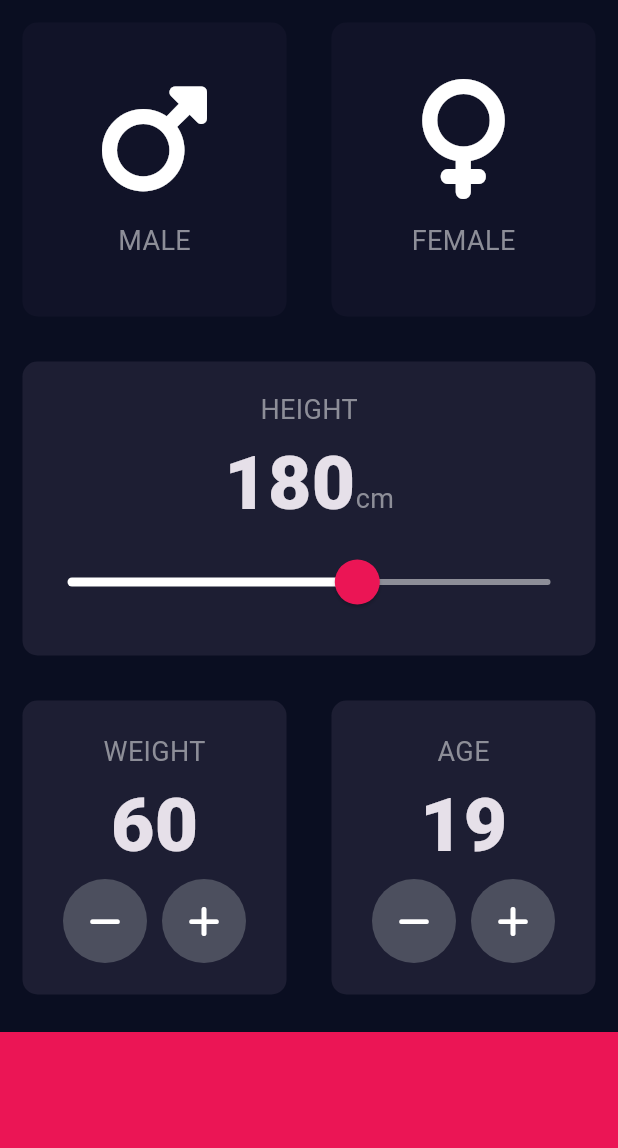
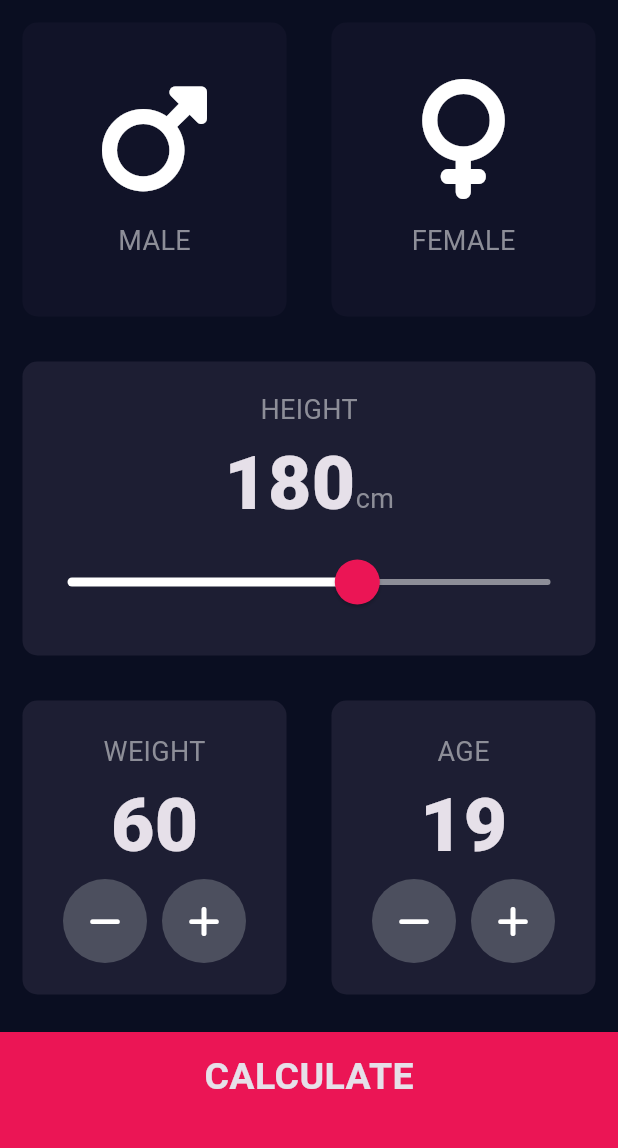
Before and after one commit to Adejames333429/bmi_calculator, a Flutter app: the screen it shows after launch, on a phone screen of 412 x 824 dp, the part 84-1232 px from its top. Run offline on Flutter 3.47's test engine with Material 3 defaults, Android fonts, the phone set to English and light mode, and no system bars; our stand-ins replace font_awesome_flutter.

```diff
--- /dev/null
+++ b/lib/componenets/bottom_button.dart
@@ -0,0 +1,30 @@
+import 'package:flutter/material.dart';
+import 'package:bmi_calculator/constants.dart';
+
+
+
+class BottomButton extends StatelessWidget {
+  BottomButton({required this.onTap, required this.buttonTitle});
+  final VoidCallback onTap;
+  final String buttonTitle;
+
+  @override
+  Widget build(BuildContext context) {
+    return GestureDetector(
+      onTap: onTap,
+      child: Container(
+        child: Center(
+          child: Text(
+            buttonTitle,
+            style: kLargeButtonTextStyle,
+          ),
+        ),
+        color: kBottomContainerColor,
+        margin: EdgeInsets.only(top: 10.0),
+        padding: EdgeInsets.only(bottom: 20.0),
+        width: double.infinity,
+        height: kBottomContainerHeight,
+      ),
+    );
+  }
+}
--- a/lib/icon_content.dart
+++ b/lib/componenets/icon_content.dart
@@ -1,5 +1,5 @@
 import 'package:flutter/material.dart';
-import 'constants.dart';
+import '../constants.dart';
 
 class IconContent extends StatelessWidget {
   final IconData icon;
--- /dev/null
+++ b/lib/componenets/round_icon_button.dart
@@ -0,0 +1,23 @@
+import 'package:flutter/material.dart';
+
+class RoundIconButton extends StatelessWidget {
+  RoundIconButton({required this.icon, required this.onPressed});
+
+  final IconData icon;
+  final VoidCallback onPressed;
+
+  @override
+  Widget build(BuildContext context) {
+    return RawMaterialButton(
+      child: Icon(icon),
+      onPressed: onPressed,
+      elevation: 0.0,
+      shape: CircleBorder(),
+      fillColor: Color(0xFF4C4F5E),
+      constraints: BoxConstraints.tightFor(
+        width: 56.0,
+        height: 56.0,
+      ),
+    );
+  }
+}
--- a/lib/main.dart
+++ b/lib/main.dart
@@ -1,5 +1,5 @@
 import 'package:flutter/material.dart';
-import 'input_page.dart';
+import 'screens/input_page.dart';
 
 void main() {
   runApp(BMICalculator());
--- a/lib/input_page.dart
+++ b/lib/screens/input_page.dart
@@ -1,8 +1,12 @@
+import 'package:bmi_calculator/screens/results_page.dart';
 import 'package:flutter/material.dart';
 import 'package:font_awesome_flutter/font_awesome_flutter.dart';
-import 'icon_content.dart';
-import 'package:bmi_calculator/reusable_card.dart';
-import 'constants.dart';
+import '../componenets/icon_content.dart';
+import 'package:bmi_calculator/componenets/reusable_card.dart';
+import '../constants.dart';
+import '../componenets/round_icon_button.dart';
+import '../componenets/bottom_button.dart';
+import 'package:bmi_calculator/calculator_brain.dart';
 
 enum Gender {
   male,
@@ -217,36 +221,28 @@ class _InputPageState extends State<InputPage> {
               ],
             ),
           ),
-          Container(
-            color: kBottomContainerColor,
-            margin: EdgeInsets.only(top: 10.0),
-            width: double.infinity,
-            height: kBottomContainerHeight,
+          BottomButton(
+            buttonTitle: 'CALCULATE',
+            onTap: () {
+              CalculatorBrain calc =
+                  CalculatorBrain(height: height, weight: weight);
+
+              Navigator.push(
+                context,
+                MaterialPageRoute(
+                  builder: (context) {
+                    return ResultsPage(
+                      bmiResult: calc.CalculateBMI(),
+                      resultText: calc.getResult(),
+                      interpretation: calc.getInterpretation(),
+                    );
+                  },
+                ),
+              );
+            },
           ),
         ],
       ),
     );
   }
 }
-
-class RoundIconButton extends StatelessWidget {
-  RoundIconButton({required this.icon, required this.onPressed});
-
-  final IconData icon;
-  final VoidCallback onPressed;
-
-  @override
-  Widget build(BuildContext context) {
-    return RawMaterialButton(
-      child: Icon(icon),
-      onPressed: onPressed,
-      elevation: 0.0,
-      shape: CircleBorder(),
-      fillColor: Color(0xFF4C4F5E),
-      constraints: BoxConstraints.tightFor(
-        width: 56.0,
-        height: 56.0,
-      ),
-    );
-  }
-}
```
Also changed, not shown: lib/calculator_brain.dart (added, +34 -0 lines), lib/constants.dart (+25 -0 lines), lib/screens/results_page.dart (added, +70 -0 lines), lib/componenets/reusable_card.dart (renamed from lib/reusable_card.dart).
